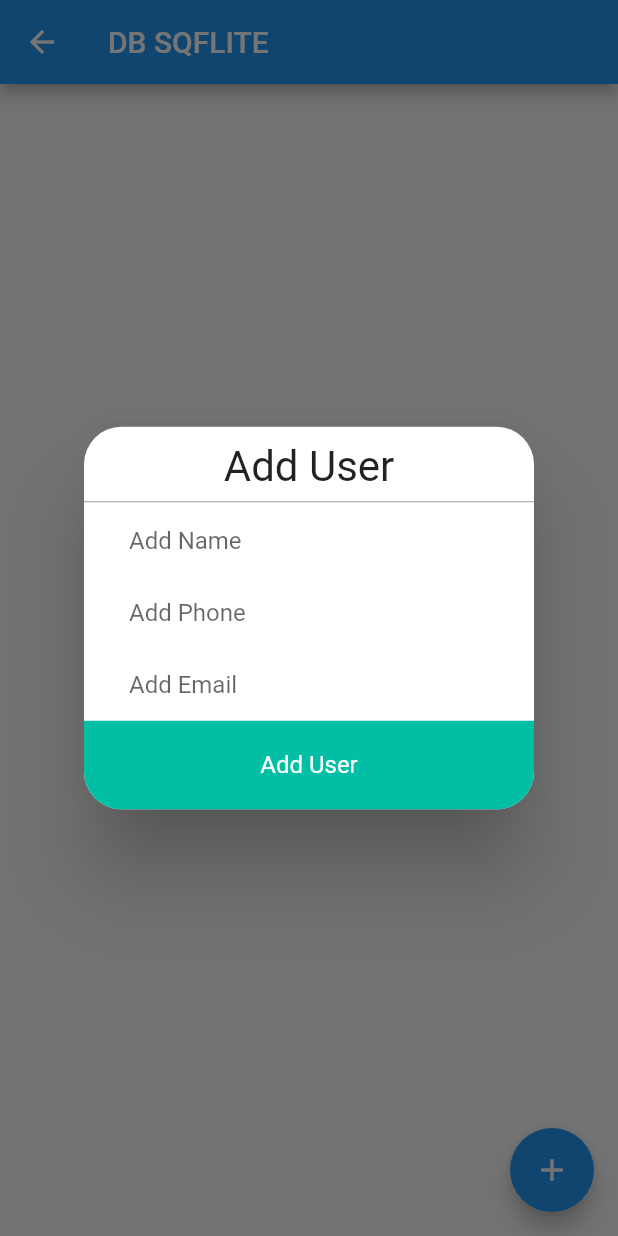
After one commit to flymagical/firstflutterapps, a Flutter app: the DatabaseScreen screen opened by its route, after a tap on the "add" icon, on a phone screen of 412 x 824 dp. The commit adds this screen. Run offline on Flutter 3.47's test engine with Material 2 defaults, Android fonts, the phone set to English and light mode, and no system bars; our stand-ins replace image_picker, shared_preferences, splashscreen, sqflite, toast; missing offline and left inert: esys_flutter_share, flutter_webview_plugin; accounts and stored records are empty.

Commit message:
create CRUDS database

```diff
--- /dev/null
+++ b/lib/database/dbhelper.dart
@@ -0,0 +1,87 @@
+
+import 'package:path/path.dart';
+import 'package:sqflite/sqflite.dart';
+import 'dart:async';
+import 'dart:io' as io;
+import 'package:path_provider/path_provider.dart';
+import 'package:flutter_apps/utils/utils.dart';
+import 'package:flutter_apps/models/user.dart';
+
+class Helper {
+  static final Helper _instance = new Helper.internal();
+  factory Helper() => _instance;
+
+  static Database _db;
+
+  Future<Database> get db async {
+    if(_db != null)
+      return _db;
+    _db = await initDb();
+    return _db;
+  }
+
+  initDb() async {
+    io.Directory documentsDirectory = await getApplicationDocumentsDirectory();
+    String path = join(documentsDirectory.path, "main.db");
+    var theDb = await openDatabase(path, version: 1, onCreate: (Database db, int version) async {
+      await db.execute('''
+          create table $tableUser (
+          $columnId integer primary key autoincrement,
+          $columnName text not null,
+          $columnPhone text not null,
+          $columnEmail email not null)
+          ''');
+    });
+    return theDb;
+  }
+
+
+  Helper.internal();
+
+  Future<User> insert(User user) async {
+    var dbClient = await db;
+    user.id = await dbClient.insert(tableUser, user.toMap());
+    return user;
+  }
+
+  Future<User> getUser(int id) async {
+    var dbClient = await db;
+    List<Map> maps = await dbClient.query(tableUser,
+        columns: [columnId, columnName, columnPhone, columnEmail],
+        where: '$columnId = ?',
+        whereArgs: [id]);
+    if (maps.length > 0) {
+      return User.fromMap(maps.first);
+    }
+    return null;
+  }
+
+  Future<int> delete(int id) async {
+    var dbClient = await db;
+    return await dbClient.delete(tableUser, where: '$columnId = ?', whereArgs: [id]);
+  }
+
+  Future<int> update(User user) async {
+    var dbClient = await db;
+    return await dbClient.update(tableUser, user.toMap(),
+        where: '$columnId = ?', whereArgs: [user.id]);
+  }
+
+ Future<List> getAllUsers() async {
+    List<User> user = List();
+    var dbClient = await db;
+    List<Map> maps = await dbClient.query(tableUser,
+        columns: [columnId, columnName, columnPhone, columnEmail]);
+    if (maps.length > 0) {
+      maps.forEach((f) {
+        user.add(User.fromMap(f));
+       });
+    }
+    return user;
+  }
+
+  Future close() async {
+    var dbClient = await db;
+    dbClient.close();
+  }
+}
--- a/lib/main.dart
+++ b/lib/main.dart
@@ -1,5 +1,6 @@
 import 'package:flutter/material.dart';
 import 'package:flutter_apps/screens/camerascreen.dart';
+import 'package:flutter_apps/screens/databasescreen.dart';
 import 'package:flutter_apps/screens/drinkscreen.dart';
 import 'package:flutter_apps/screens/foodscreen.dart';
 import 'package:flutter_apps/screens/homescreen.dart';
@@ -68,6 +69,7 @@ class MyApp extends StatelessWidget {
         Drinks.screenId: (context) => Drinks(),
         NewsPortalScreen.screenId: (context) => NewsPortalScreen(),
         Camera.screenId: (context) => Camera(),
+        DatabaseScreen.screenId : (context) => DatabaseScreen()
       },
       //end of using routes
     );
--- /dev/null
+++ b/lib/models/user.dart
@@ -0,0 +1,29 @@
+import 'package:flutter_apps/utils/utils.dart';
+
+class User {
+  int id;
+  String name;
+  String phone;
+  String email;
+
+  Map<String, dynamic> toMap() {
+    var map = <String, dynamic>{
+      columnName: name,
+      columnPhone: phone,
+      columnEmail: email
+    };
+    if (id != null) {
+      map[columnId] = id;
+    }
+    return map;
+  }
+
+  User();
+
+  User.fromMap(Map<String, dynamic> map) {
+    id = map[columnId];
+    name = map[columnName];
+    phone = map[columnPhone];
+    email = map[columnEmail];
+  }
+}
--- /dev/null
+++ b/lib/screens/databasescreen.dart
@@ -0,0 +1,428 @@
+import 'package:flutter/material.dart';
+import 'package:flutter_apps/models/user.dart';
+import 'package:flutter_apps/database/dbhelper.dart';
+import 'package:toast/toast.dart';
+
+class DatabaseScreen extends StatefulWidget {
+  static final String screenId = "database";
+  @override
+  _DatabaseScreenState createState() => _DatabaseScreenState();
+}
+
+class _DatabaseScreenState extends State<DatabaseScreen> {
+  var txtNameController = TextEditingController();
+  var txtPhoneController = TextEditingController();
+  var txtEmailController = TextEditingController();
+
+  List<User> items = List<User>();
+  bool autoValidate = false;
+
+  bool flag = false;
+
+  var formKey = GlobalKey<FormState>();
+
+  List<User> values;
+  var listKey = GlobalKey<AnimatedListState>();
+  bool insertItem = false;
+
+  @override
+  Widget build(BuildContext context) {
+    return Scaffold(
+      appBar: AppBar(
+        title: Text("DB SQFLITE"),
+      ),
+      floatingActionButton: buildFAB(),
+      body: getAllUsers(),
+    );
+  }
+
+  buildFAB() {
+    return FloatingActionButton(
+      onPressed: () => openAlertBox(null),
+      child: Icon(Icons.add),
+    );
+  }
+
+  openAlertBox(User user) {
+    if (user != null) {
+      txtNameController.text = user.name;
+      txtPhoneController.text = user.phone;
+      txtEmailController.text = user.email;
+      flag = true;
+    } else {
+      txtNameController.text = "";
+      txtPhoneController.text = "";
+      txtEmailController.text = "";
+      flag = false;
+    }
+
+    showDialog(
+        context: context,
+        builder: (BuildContext context) {
+          return AlertDialog(
+            shape: RoundedRectangleBorder(
+                borderRadius: BorderRadius.all(Radius.circular(25.0))),
+            contentPadding: EdgeInsets.only(top: 10.0),
+            content: Container(
+              width: 300.0,
+              child: Column(
+                mainAxisAlignment: MainAxisAlignment.start,
+                crossAxisAlignment: CrossAxisAlignment.stretch,
+                mainAxisSize: MainAxisSize.min,
+                children: <Widget>[
+                  Row(
+                    mainAxisAlignment: MainAxisAlignment.spaceEvenly,
+                    mainAxisSize: MainAxisSize.min,
+                    children: <Widget>[
+                      Text(
+                        flag ? "Edit User" : "Add User",
+                        style: TextStyle(fontSize: 28.0),
+                      ),
+                    ],
+                  ),
+                  SizedBox(
+                    height: 5.0,
+                  ),
+                  Divider(
+                    color: Colors.grey,
+                    height: 4.0,
+                  ),
+                  Padding(
+                    padding: EdgeInsets.only(left: 30.0, right: 30.0),
+                    child: Form(
+                      key: formKey,
+                      autovalidate: autoValidate,
+                      child: Column(
+                        children: <Widget>[
+                          TextFormField(
+                            controller: txtNameController,
+                            keyboardType: TextInputType.text,
+                            style: TextStyle(color: Colors.black),
+                            decoration: InputDecoration(
+                              hintText: "Add Name",
+                              fillColor: Colors.grey[300],
+                              border: InputBorder.none,
+                            ),
+                            validator: validateName,
+                            onSaved: (String val) {
+                              txtNameController.text = val;
+                            },
+                          ),
+                          TextFormField(
+                            style: TextStyle(color: Colors.black),
+                            keyboardType: TextInputType.phone,
+                            controller: txtPhoneController,
+                            decoration: InputDecoration(
+                              hintText: "Add Phone",
+                              fillColor: Colors.grey[300],
+                              border: InputBorder.none,
+                            ),
+                            maxLines: 1,
+                            validator: validatePhone,
+                            onSaved: (String val) {
+                              txtPhoneController.text = val;
+                            },
+                          ),
+                          TextFormField(
+                            style: TextStyle(color: Colors.black),
+                            keyboardType: TextInputType.emailAddress,
+                            controller: txtEmailController,
+                            decoration: InputDecoration(
+                              hintText: "Add Email",
+                              fillColor: Colors.grey[300],
+                              border: InputBorder.none,
+                            ),
+                            maxLines: 1,
+                            validator: validateEmail,
+                            onSaved: (String val) {
+                              txtEmailController.text = val;
+                            },
+                          ),
+                        ],
+                      ),
+                    ),
+                  ),
+                  InkWell(
+                    onTap: () => flag ? editUser(user.id) : addUser(),
+                    child: Container(
+                      padding: EdgeInsets.only(top: 20.0, bottom: 20.0),
+                      decoration: BoxDecoration(
+                        color: Color(0xff00bfa5),
+                        borderRadius: BorderRadius.only(
+                            bottomLeft: Radius.circular(25.0),
+                            bottomRight: Radius.circular(25.0)),
+                      ),
+                      child: Text(
+                        flag ? "Edit User" : "Add User",
+                        style: TextStyle(color: Colors.white),
+                        textAlign: TextAlign.center,
+                      ),
+                    ),
+                  ),
+                ],
+              ),
+            ),
+          );
+        });
+  }
+
+  String validateName(String value) {
+    if (value.length < 3)
+      return 'Name must be more than 2 charater';
+    else if (value.length > 30) {
+      return 'Name must be less than 30 charater';
+    } else
+      return null;
+  }
+
+  String validatePhone(String value) {
+    Pattern pattern = r'^[0-9]*$';
+    RegExp regex = new RegExp(pattern);
+    if (value.trim().length != 10)
+      return 'Mobile Number must be of 10 digit';
+    else if (value.startsWith('+', 0)) {
+      return 'Mobile Number should not contain +91';
+    } else if (value.trim().contains(" ")) {
+      return 'Blank space is not allowed';
+    } else if (!regex.hasMatch(value)) {
+      return 'Characters are not allowed';
+    } else
+      return null;
+  }
+
+  String validateEmail(String value) {
+    Pattern pattern =
+        r'^(([^<>()[\]\\.,;:\s@\"]+(\.[^<>()[\]\\.,;:\s@\"]+)*)|(\".+\"))@((\[[0-9]{1,3}\.[0-9]{1,3}\.[0-9]{1,3}\.[0-9]{1,3}\])|(([a-zA-Z\-0-9]+\.)+[a-zA-Z]{2,}))$';
+    RegExp regex = new RegExp(pattern);
+    if (!regex.hasMatch(value))
+      return 'Enter Valid Email';
+    else if (value.length > 30) {
+      return 'Email length exceeds';
+    } else
+      return null;
+  }
+
+  addUser() {
+    if (formKey.currentState.validate()) {
+      var user = User();
+      user.name = txtNameController.text;
+      user.phone = txtPhoneController.text;
+      user.email = txtEmailController.text;
+
+      var dbHelper = Helper();
+      dbHelper.insert(user).then((value) {
+        txtNameController.text = "";
+        txtPhoneController.text = "";
+        txtEmailController.text = "";
+        Navigator.pop(context);
+        Toast.show("Data ${value.name} is successfully inserted.", context);
+        setState(() {
+          insertItem = true;
+        });
+      });
+    } else {
+      setState(() {
+        autoValidate = true;
+      });
+    }
+  }
+
+  editUser(int userId) {
+      if (formKey.currentState.validate()) {
+      var user = User();
+      user.id = userId;
+      user.name = txtNameController.text;
+      user.phone = txtPhoneController.text;
+      user.email = txtEmailController.text;
+      var dbHelper = Helper();
+      dbHelper.update(user).then((update) {
+        txtNameController.text = "";
+        txtPhoneController.text = "";
+        txtEmailController.text = "";
+        Navigator.of(context).pop();
+        setState(() {
+          flag = false;
+        });
+      });
+    } else {
+//    If all data are not valid then start auto validation.
+      setState(() {
+        autoValidate = true;
+      });
+    }
+  }
+
+  getAllUsers() {
+    return FutureBuilder(
+      builder: (context, snapshoot) {
+        return createUserListView(context, snapshoot);
+      },
+      future: getAllUserData(),
+    );
+  }
+
+  getAllUserData() async {
+    var helper = Helper();
+    await helper.getAllUsers().then((value) {
+      items = value;
+      if(insertItem == true){
+        listKey.currentState.insertItem(values.length);
+        insertItem = false;
+      }
+    });
+
+    return items;
+  }
+
+  createUserListView(BuildContext context, AsyncSnapshot snapshot) {
+    values = snapshot.data;
+    if (values != null) {
+      return new AnimatedList(
+          key: listKey,
+          // controller: _scrollController,
+          shrinkWrap: true,
+          initialItemCount: values.length,
+          itemBuilder: (BuildContext context, int index, animation) {
+            return buildItem(values[index], animation, index);
+          });
+    } else
+      return Container();
+  }
+
+  buildItem(User values, Animation<double> animation, int index) {
+    return SizeTransition(
+      sizeFactor: animation,
+      child: Card(
+        child: ListTile(
+          onTap: () => onItemClick(values),
+          title: Row(
+            children: <Widget>[
+              Column(
+                children: <Widget>[
+                  Container(
+                    child: CircleAvatar(
+                      radius: 30.0,
+                      backgroundColor: Colors.brown.shade800,
+                      child: Text(
+                        values.name.substring(0, 1).toUpperCase(),
+                        style: TextStyle(fontSize: 35, color: Colors.white),
+                      ),
+                    ),
+                  )
+                ],
+              ),
+              Padding(padding: EdgeInsets.fromLTRB(5.0, 0.0, 0.0, 0.0)),
+              Column(
+                crossAxisAlignment: CrossAxisAlignment.start,
+                mainAxisSize: MainAxisSize.min,
+                children: <Widget>[
+                  Padding(padding: EdgeInsets.fromLTRB(10.0, 10.0, 0.0, 5.0)),
+                  new Row(
+                    children: <Widget>[
+                      Icon(Icons.account_circle),
+                      Padding(padding: EdgeInsets.fromLTRB(0.0, 0.0, 5.0, 0.0)),
+                      new InkWell(
+                        child: Container(
+                          constraints: new BoxConstraints(
+                              maxWidth:
+                                  MediaQuery.of(context).size.width - 200),
+                          child: Text(
+                            values.name,
+                            style: TextStyle(
+                                fontSize: 18.0,
+                                fontStyle: FontStyle.normal,
+                                color: Colors.black),
+                            maxLines: 2,
+                            softWrap: true,
+                          ),
+                        ),
+                      ),
+                    ],
+                  ),
+                  Padding(padding: EdgeInsets.fromLTRB(10.0, 5.0, 0.0, 5.0)),
+                  new Row(
+                    children: <Widget>[
+                      Icon(Icons.phone),
+                      Padding(padding: EdgeInsets.fromLTRB(0.0, 0.0, 5.0, 0.0)),
+                      new InkWell(
+                        child: new Text(
+                          values.phone.toString(),
+                          style: TextStyle(
+                            fontSize: 18.0,
+                            color: Colors.black,
+                          ),
+                          textAlign: TextAlign.left,
+                          maxLines: 2,
+                        ),
+                      ),
+                    ],
+                  ),
+                  Padding(padding: EdgeInsets.fromLTRB(10.0, 5.0, 0.0, 5.0)),
+                  new Row(
+                    children: <Widget>[
+                      Icon(Icons.email),
+                      Padding(padding: EdgeInsets.fromLTRB(0.0, 0.0, 5.0, 0.0)),
+                      new InkWell(
+                        child: Container(
+                          constraints: new BoxConstraints(
+                              maxWidth:
+                                  MediaQuery.of(context).size.width - 200),
+                          child: new Text(
+                            values.email.toString(),
+                            style:
+                                TextStyle(fontSize: 18.0, color: Colors.black),
+                            textAlign: TextAlign.left,
+                            maxLines: 2,
+                          ),
+                        ),
+                      ),
+                    ],
+                  ),
+                  Padding(padding: EdgeInsets.fromLTRB(10.0, 5.0, 0.0, 10.0)),
+                ],
+              ),
+            ],
+          ),
+          trailing: Column(
+            children: <Widget>[
+              Flexible(
+                fit: FlexFit.tight,
+                child: IconButton(
+                    color: Colors.black,
+                    icon: new Icon(Icons.edit),
+                    onPressed: () => onEdit(values, index)),
+              ),
+              Flexible(
+                fit: FlexFit.tight,
+                child: IconButton(
+                    color: Colors.black,
+                    icon: new Icon(Icons.delete),
+                    onPressed: () => onDelete(values, index)),
+              ),
+            ],
+          ),
+        ),
+      ),
+    );
+  }
+
+  onItemClick(User values) {}
+
+  onEdit(User values, int index) {
+    openAlertBox(values);
+
+  }
+
+  onDelete(User values, int index) {
+    var id = values.id;
+    var dbHelper = Helper();
+    dbHelper.delete(id).then((value) {
+      User removedItem = items.removeAt(index);
+
+      AnimatedListRemovedItemBuilder builder = (context, animation) {
+        return buildItem(removedItem, animation, index);
+      };
+      listKey.currentState.removeItem(index, builder);
+    });
+  }
+}
--- /dev/null
+++ b/lib/utils/utils.dart
@@ -0,0 +1,28 @@
+import 'package:flutter/material.dart';
+
+final String tableUser = 'user';
+final String columnId = '_id';
+final String columnName = 'name';
+final String columnPhone = 'phone';
+final String columnEmail = 'email';
+
+// showtoast(String string) {
+//   Fluttertoast.showToast(
+//       msg: "$string",
+//       toastLength: Toast.LENGTH_SHORT,
+//       gravity: ToastGravity.BOTTOM,
+//       timeInSecForIosWeb: 1,
+//       backgroundColor: Colors.grey[800],
+//       textColor: Colors.white,
+//       fontSize: 16.0);
+// }
+
+// showProgress() {
+//   return ProgressHUD(
+//     backgroundColor: Colors.black12,
+//     color: Colors.white,
+//     containerColor: Colors.black38,
+//     borderRadius: 5.0,
+//     text: 'Loading...',
+//   );
+// }
--- a/pubspec.yaml
+++ b/pubspec.yaml
@@ -36,6 +36,7 @@ dependencies:
   http: ^0.12.2
   image_picker: ^0.6.7+12
   esys_flutter_share: ^1.0.2
+  sqflite: ^1.3.1+2
 
 flutter_icons:
   android: "launcher_icon"
```
Also changed, not shown: lib/screens/homescreen.dart (+11 -0 lines), pubspec.lock.
